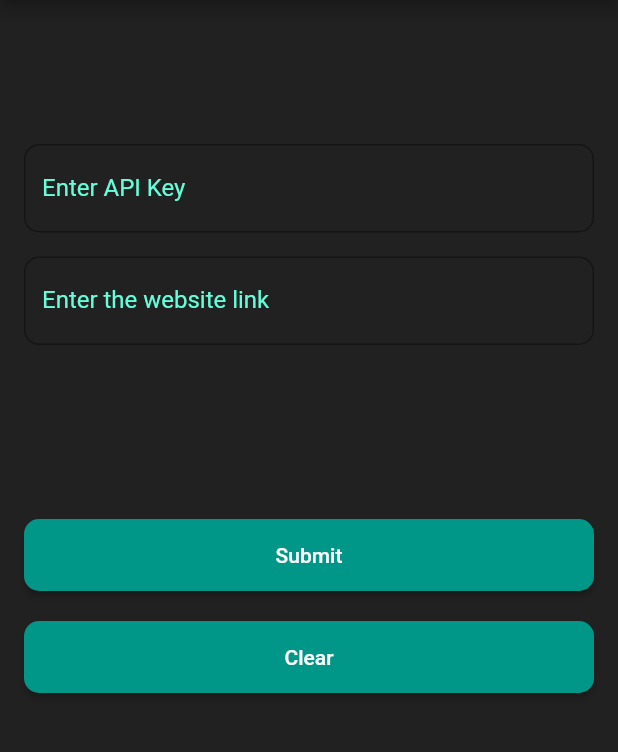
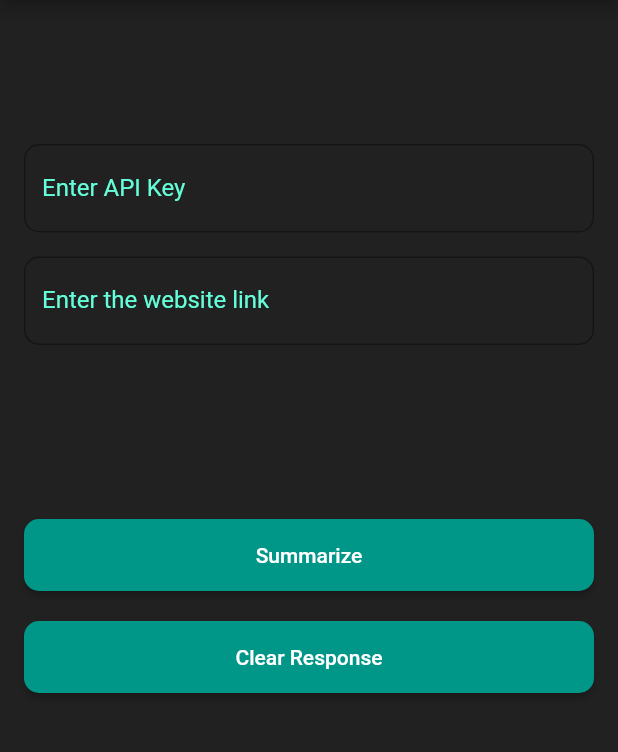
Before and after one commit to Mikhelmariya/Quickscan, a Flutter app: the screen it shows after launch, on a phone screen of 412 x 824 dp, the part 84-836 px from its top. Run offline on Flutter 3.47's test engine with Material 2 defaults, Android fonts, the phone set to English and light mode, and no system bars.

```diff
--- a/lib/main.dart
+++ b/lib/main.dart
@@ -145,7 +145,7 @@ class _OpenAIAppState extends State<OpenAIApp> {
                     decoration: BoxDecoration(
                       borderRadius: BorderRadius.circular(10),
                     ),
-                    child: const Text('Submit', textAlign: TextAlign.center),
+                    child: const Text('Summarize', textAlign: TextAlign.center),
                   ),
                 ),
                 const SizedBox(height: 20),
@@ -186,7 +186,8 @@ class _OpenAIAppState extends State<OpenAIApp> {
                     decoration: BoxDecoration(
                       borderRadius: BorderRadius.circular(10),
                     ),
-                    child: const Text('Clear', textAlign: TextAlign.center),
+                    child: const Text('Clear Response',
+                        textAlign: TextAlign.center),
                   ),
                 ),
               ],
```
Also changed, not shown: 2 other files.
